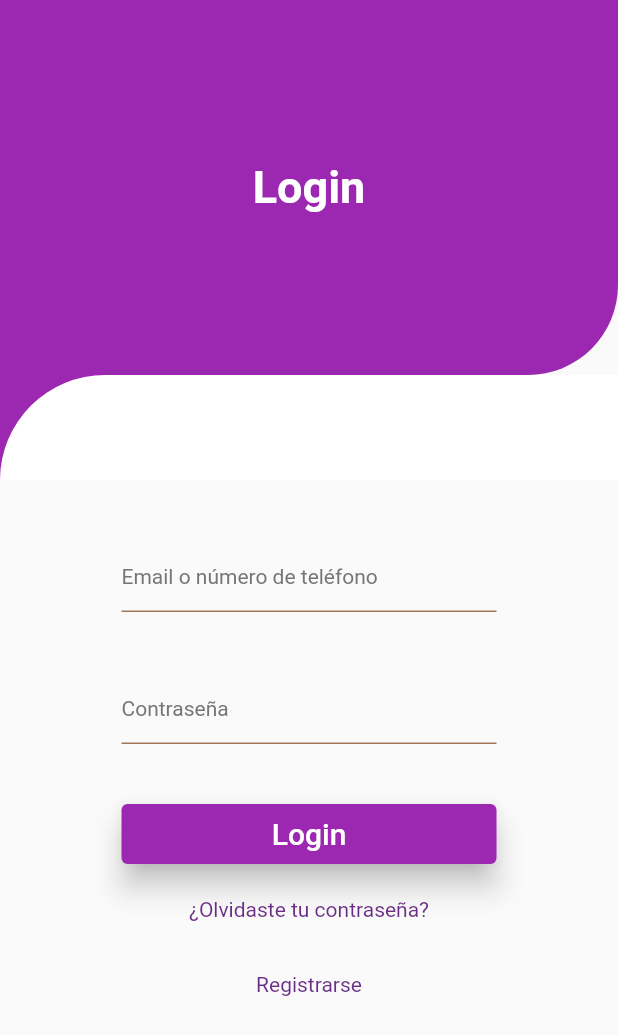
After one commit to arleyCastaneda22/AplicacionMovil, a Flutter app: the screen it shows after launch, after a tap on "Iniciar Sesión", on a phone screen of 412 x 824 dp. The commit adds this screen. Shown: the top 1035 px of the screen. Run offline on Flutter 3.47's test engine with Material 2 defaults, Android fonts, the phone set to English and light mode, and no system bars.

Commit message:
Añadida redireccion con la pagina de login

```diff
--- a/lib/init.dart
+++ b/lib/init.dart
@@ -1,5 +1,6 @@
 import 'package:flutter/material.dart';
 import 'package:beauty_soft/pagina_inicio/paginaInicio.dart';
+import 'package:beauty_soft/login_registro/login.dart';
 
 class Init extends StatefulWidget{
   const Init({super.key});
@@ -16,8 +17,15 @@ class _InitState extends State<Init> {  @override
 
   @override
   void initState() {
-    paginaActual = PaginaInicio();
+    paginaActual = PaginaInicio(iniciarSesion: goToLogin,);
     super.initState;
+  }
+
+  void goToLogin(){
+    setState(() {
+      paginaActual = Login();
+    });
+    print("Clickeando!");
   }
 
   @override
@@ -25,16 +33,6 @@ class _InitState extends State<Init> {  @override
     return MaterialApp(
       home: Scaffold(
         body: Container(
-          decoration: const BoxDecoration(
-            gradient: LinearGradient(
-                colors: [
-                  Color.fromARGB(255, 106, 46, 134),
-                  Color.fromARGB(255, 197, 97, 69),
-                ],
-              begin: Alignment.topCenter,
-              end: Alignment.bottomCenter,
-            ),
-          ),
           child: paginaActual,
         ),
       ),
--- /dev/null
+++ b/lib/login_registro/login.dart
@@ -0,0 +1,134 @@
+import 'package:flutter/material.dart';
+
+class Login extends StatelessWidget {
+  const Login({super.key});
+
+  @override
+  Widget build(BuildContext context) {
+    return SingleChildScrollView(
+              child: Column(children: [
+                Stack(
+                  children: [
+                    Column(
+                      children: [
+                        Container(
+                          width: double.infinity,
+                          height: 250,
+                          decoration: const BoxDecoration(
+                              borderRadius: BorderRadius.only(
+                                  bottomRight: Radius.circular(60)),
+                              color: Colors.purple),
+                          child: const Center(
+                            child: Text(
+                              'Login',
+                              style: TextStyle(
+                                fontSize: 30,
+                                fontWeight: FontWeight.bold,
+                                color: Colors.white,
+                              ),
+                            ),
+                          ),
+                        ),
+                        Container(
+                          height: 70,
+                          decoration: const BoxDecoration(color: Colors.purple),
+                          child: Container(
+                            width: double.infinity,
+                            height: 70,
+                            decoration: const BoxDecoration(
+                              borderRadius:
+                              BorderRadius.only(topLeft: Radius.circular(120)),
+                              color: Colors.white,
+                            ),
+                          ),
+                        ),
+                      ],
+                    ),
+                  ],
+                ),
+                Form(
+                  child: Container(
+                    width: 250,
+                    child: Column(children: [
+                      Padding(
+                        padding: const EdgeInsets.only(top: 40),
+                        child: TextFormField(
+                            decoration: const InputDecoration(
+                                enabledBorder: UnderlineInputBorder(
+                                    borderSide: BorderSide(
+                                        color: Color.fromRGBO(164, 119, 90, 1))),
+                                focusedBorder: UnderlineInputBorder(
+                                    borderSide: BorderSide(
+                                        color: Color.fromRGBO(164, 119, 90, 1))),
+                                hintText: 'Email o número de teléfono',
+                                hintStyle: TextStyle(
+                                    fontSize: 14,
+                                    color: Color.fromRGBO(118, 118, 118, 1)))),
+                      ),
+                      Padding(
+                        padding: const EdgeInsets.only(top: 40),
+                        child: TextFormField(
+                            obscureText: true,
+                            decoration: const InputDecoration(
+                                enabledBorder: UnderlineInputBorder(
+                                    borderSide: BorderSide(
+                                        color: Color.fromRGBO(164, 119, 90, 1))),
+                                focusedBorder: UnderlineInputBorder(
+                                    borderSide: BorderSide(
+                                        color: Color.fromRGBO(164, 119, 90, 1))),
+                                hintText: 'Contraseña',
+                                hintStyle: TextStyle(
+                                    fontSize: 14,
+                                    color: Color.fromRGBO(118, 118, 118, 1)))),
+                      ),
+                      Padding(
+                        padding: const EdgeInsets.only(top: 40),
+                        child: Row(
+                          mainAxisAlignment: MainAxisAlignment.center,
+                          children: [
+                            Container(
+                              width: 250,
+                              height: 40,
+                              child: ElevatedButton(
+                                style: ElevatedButton.styleFrom(
+                                    elevation: 8, backgroundColor: Colors.purple),
+                                onPressed: () {},
+                                child: const Text(
+                                  'Login',
+                                  style: TextStyle(fontSize: 20),
+                                ),
+                              ),
+                            ),
+                          ],
+                        ),
+                      ),
+                      const SizedBox(
+                        height: 60,
+                        child: Row(
+                          mainAxisAlignment: MainAxisAlignment.center,
+                          children: [
+                            Text('¿Olvidaste tu contraseña?',
+                                style: TextStyle(
+                                    color: Color.fromRGBO(106, 46, 134, 1)))
+                          ],
+                        ),
+                      ),
+                      const SizedBox(
+                        height: 40,
+                        child: Row(
+                          mainAxisAlignment: MainAxisAlignment.center,
+                          children: [
+                            Text(
+                              'Registrarse',
+                              style:
+                              TextStyle(color: Color.fromRGBO(106, 46, 134, 1)),
+                            )
+                          ],
+                        ),
+                      )
+                    ]),
+                  ),
+                )
+              ]));
+  }
+}
--- a/lib/pagina_inicio/paginaInicio.dart
+++ b/lib/pagina_inicio/paginaInicio.dart
@@ -15,7 +15,18 @@ class PaginaInicio extends StatelessWidget{
 
   @override
   Widget build(context){
-    return Center(
+    return Container(
+      decoration: const BoxDecoration(
+        gradient: LinearGradient(
+          colors: [
+            Color.fromARGB(255, 106, 46, 134),
+            Color.fromARGB(255, 197, 97, 69),
+          ],
+          begin: Alignment.topCenter,
+          end: Alignment.bottomCenter,
+        ),
+      ),
+      child: Center(
         child: Column(
           mainAxisSize: MainAxisSize.min,
           children: [
@@ -36,16 +47,17 @@ class PaginaInicio extends StatelessWidget{
             SizedBox(
               height: 60,
             ),
-          const Row(
+            Row(
               mainAxisAlignment: MainAxisAlignment.center,
               children: [
-              BotonUno(texto: "Iniciar Sesión",),
+                BotonUno(texto: "Iniciar Sesión", funcion: iniciarSesion,),
                 SizedBox(width: 20,),
                 BotonUno(texto: "Registrarse"),
               ],
             ),
           ],
         )
+      ),
     );
   }
 }
```
Lines whose indentation alone changed are shown as unchanged.
